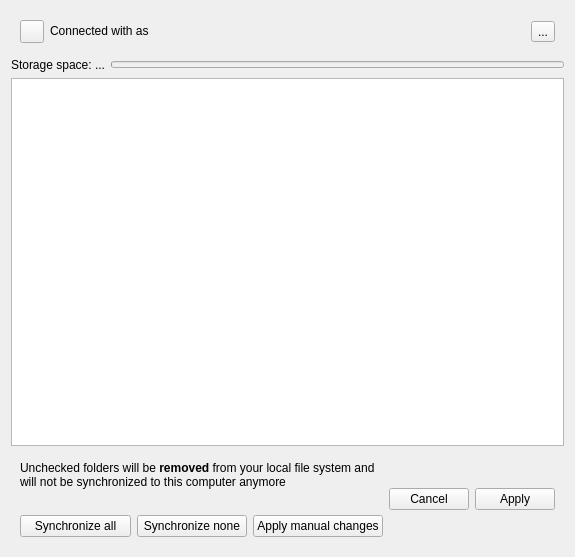
The window that src/gui/accountsettings.ui (GrossLukas/client) describes before a commit, drawn with Qt 5.
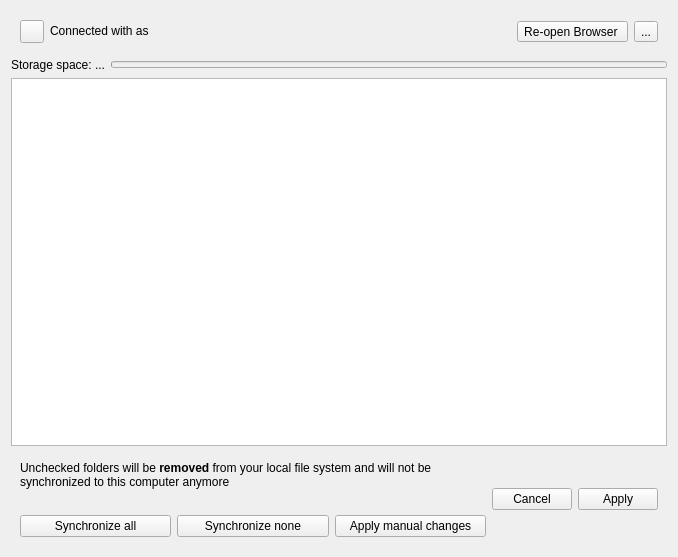
The same window after the commit. Custom widgets are drawn as their Qt base class.

Commit message:
OAuth: Fix reopening the browser from the account page
Issue: #7888

Diff of the .ui file:
```diff
--- a/src/gui/accountsettings.ui
+++ b/src/gui/accountsettings.ui
@@ -6,7 +6,7 @@
    <rect>
     <x>0</x>
     <y>0</y>
-    <width>575</width>
+    <width>678</width>
     <height>557</height>
    </rect>
   </property>
@@ -52,13 +52,20 @@
         </property>
        </widget>
       </item>
-      <item row="0" column="2">
+      <item row="0" column="3">
        <widget class="QToolButton" name="_accountToolbox">
         <property name="text">
          <string>...</string>
         </property>
        </widget>
       </item>
+      <item row="0" column="2">
+       <widget class="QToolButton" name="openBrowserButton">
+        <property name="text">
+         <string>Re-open Browser </string>
+        </property>
+       </widget>
+      </item>
      </layout>
     </widget>
    </item>
```
The commit also changes 10 other files.
